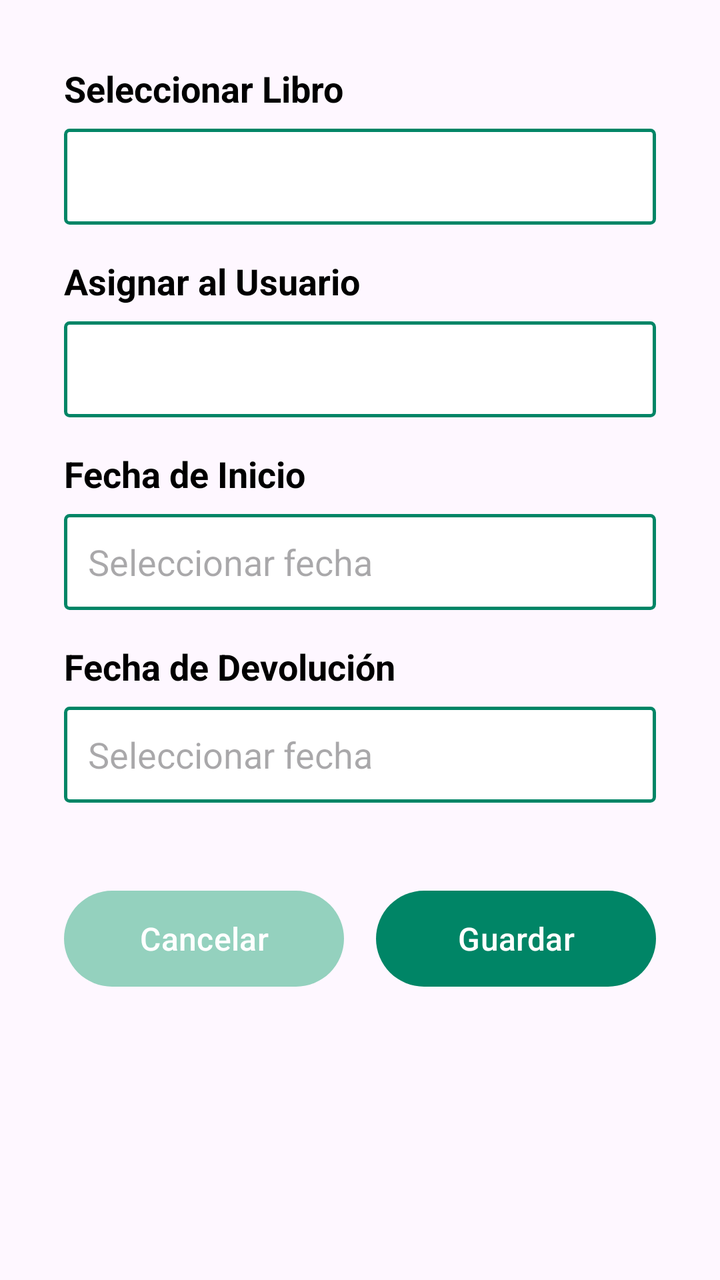
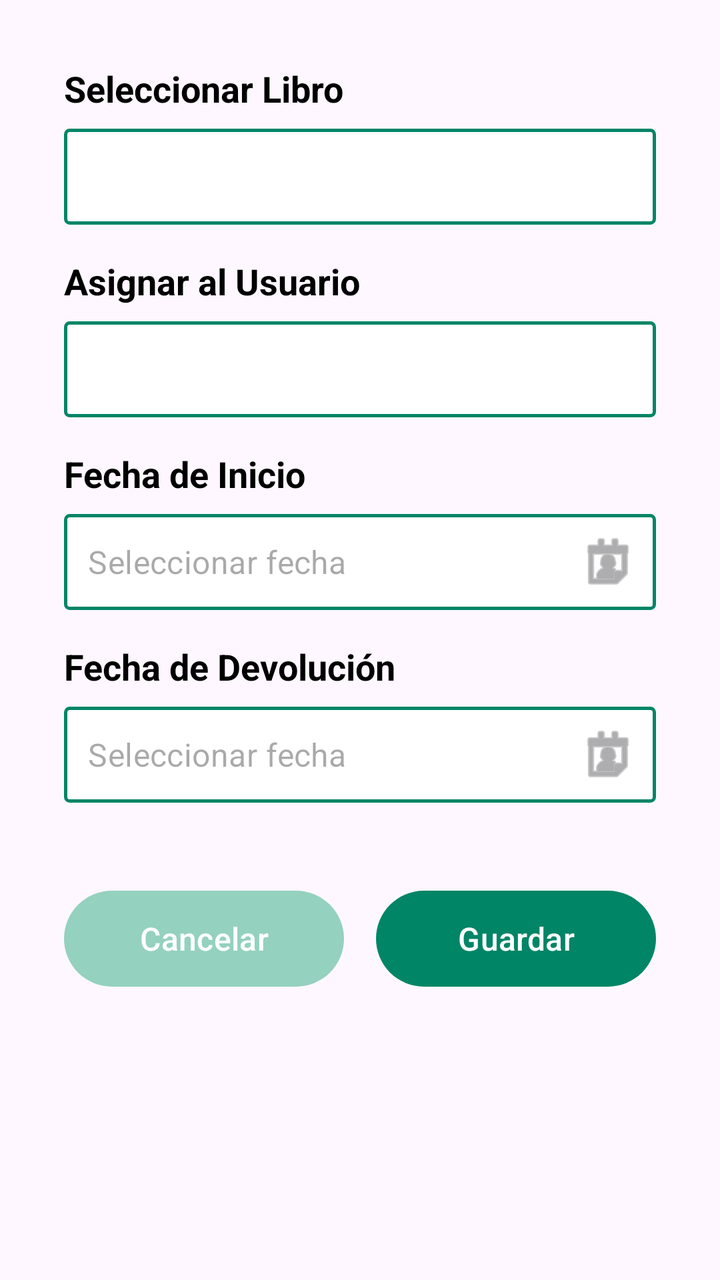

Compare the two renders of this Android layout. The source of the first and the diff that turns it into the second are given below.
<!-- AndroidManifest.xml: application theme Theme.MiLibreria -->
<!-- res/layout/fragment_anadir_prestamo.xml -->
<?xml version="1.0" encoding="utf-8"?>
<androidx.core.widget.NestedScrollView xmlns:android="http://schemas.android.com/apk/res/android"
    xmlns:app="http://schemas.android.com/apk/res-auto"
    xmlns:tools="http://schemas.android.com/tools"
    android:layout_width="match_parent"
    android:layout_height="match_parent"
    android:fillViewport="true"
    tools:context=".AnadirPrestamoFragment">

    <androidx.constraintlayout.widget.ConstraintLayout
        android:layout_width="match_parent"
        android:layout_height="wrap_content"
        android:padding="32dp">
        
        <TextView
            android:id="@+id/tvLabelSelectorLibro"
            android:layout_width="wrap_content"
            android:layout_height="wrap_content"
            android:text="Seleccionar Libro"
            android:textColor="#000000"
            android:textSize="18sp"
            android:textStyle="bold"
            app:layout_constraintStart_toStartOf="parent"
            app:layout_constraintTop_toTopOf="parent" />

        <Spinner
            android:id="@+id/spinnerLibros"
            android:layout_width="0dp"
            android:layout_height="48dp"
            android:layout_marginTop="8dp"
            android:background="@drawable/bg_input_border"
            app:layout_constraintEnd_toEndOf="parent"
            app:layout_constraintStart_toStartOf="parent"
            app:layout_constraintTop_toBottomOf="@id/tvLabelSelectorLibro" />

        <TextView
            android:id="@+id/tvLabelSelectorUsuario"
            android:layout_width="wrap_content"
            android:layout_height="wrap_content"
            android:layout_marginTop="16dp"
            android:text="Asignar al Usuario"
            android:textColor="#000000"
            android:textSize="18sp"
            android:textStyle="bold"
            app:layout_constraintStart_toStartOf="parent"
            app:layout_constraintTop_toBottomOf="@id/spinnerLibros" />

        <Spinner
            android:id="@+id/spinnerUsuarios"
            android:layout_width="0dp"
            android:layout_height="48dp"
            android:layout_marginTop="8dp"
            android:background="@drawable/bg_input_border"
            app:layout_constraintEnd_toEndOf="parent"
            app:layout_constraintStart_toStartOf="parent"
            app:layout_constraintTop_toBottomOf="@id/tvLabelSelectorUsuario" />

        <TextView
            android:id="@+id/tvLabelFechaInicio"
            android:layout_width="wrap_content"
            android:layout_height="wrap_content"
            android:layout_marginTop="16dp"
            android:text="Fecha de Inicio"
            android:textColor="#000000"
            android:textSize="18sp"
            android:textStyle="bold"
            app:layout_constraintStart_toStartOf="parent"
            app:layout_constraintTop_toBottomOf="@id/spinnerUsuarios" />

        <EditText
            android:id="@+id/etFechaInicio"
            android:layout_width="0dp"
            android:layout_height="48dp"
            android:layout_marginTop="8dp"
            android:background="@drawable/bg_input_border"
            android:focusable="false"
            android:hint="Seleccionar fecha"
            android:inputType="none"
            android:paddingHorizontal="12dp"
            app:layout_constraintEnd_toEndOf="parent"
            app:layout_constraintStart_toStartOf="parent"
            app:layout_constraintTop_toBottomOf="@id/tvLabelFechaInicio" />

        <TextView
            android:id="@+id/tvLabelFechaFin"
            android:layout_width="wrap_content"
            android:layout_height="wrap_content"
            android:layout_marginTop="16dp"
            android:text="Fecha de Devolución"
            android:textColor="#000000"
            android:textSize="18sp"
            android:textStyle="bold"
            app:layout_constraintStart_toStartOf="parent"
            app:layout_constraintTop_toBottomOf="@id/etFechaInicio" />

        <EditText
            android:id="@+id/etFechaFin"
            android:layout_width="0dp"
            android:layout_height="48dp"
            android:layout_marginTop="8dp"
            android:background="@drawable/bg_input_border"
            android:focusable="false"
            android:hint="Seleccionar fecha"
            android:inputType="none"
            android:paddingHorizontal="12dp"
            app:layout_constraintEnd_toEndOf="parent"
            app:layout_constraintStart_toStartOf="parent"
            app:layout_constraintTop_toBottomOf="@id/tvLabelFechaFin" />

        <com.google.android.material.button.MaterialButton
            android:id="@+id/btnCancelarPrestamo"
            android:layout_width="0dp"
            android:layout_height="56dp"
            android:layout_marginTop="40dp"
            android:layout_marginEnd="16dp"
            android:text="@string/cancelar"
            android:textColor="#FFFFFF"
            android:textSize="16sp"
            app:backgroundTint="#94D1BE"
            app:cornerRadius="28dp"
            app:layout_constraintEnd_toStartOf="@id/btnGuardarPrestamo"
            app:layout_constraintStart_toStartOf="parent"
            app:layout_constraintTop_toBottomOf="@id/etFechaFin" />

        <com.google.android.material.button.MaterialButton
            android:id="@+id/btnGuardarPrestamo"
            android:layout_width="0dp"
            android:layout_height="56dp"
            android:text="@string/guardar"
            android:textColor="#FFFFFF"
            android:textSize="16sp"
            app:backgroundTint="#008566"
            app:cornerRadius="28dp"
            app:layout_constraintBottom_toBottomOf="@id/btnCancelarPrestamo"
            app:layout_constraintEnd_toEndOf="parent"
            app:layout_constraintStart_toEndOf="@id/btnCancelarPrestamo"
            app:layout_constraintTop_toTopOf="@id/btnCancelarPrestamo" />

    </androidx.constraintlayout.widget.ConstraintLayout>
</androidx.core.widget.NestedScrollView>
<!-- resources referenced by this layout -->
<resources>
  <!-- drawable bg_input_border (drawable) -->
  <?xml version="1.0" encoding="utf-8"?>
  <shape xmlns:android="http://schemas.android.com/apk/res/android"
      android:shape="rectangle">
      <solid android:color="#FFFFFF" />
      <stroke
          android:width="1.5dp"
          android:color="#008566" />
      <corners android:radius="2dp" />
  </shape>
  <string name="cancelar">Cancelar</string>
  <string name="guardar">Guardar</string>
  <style name="Theme.MiLibreria" parent="Base.Theme.MiLibreria" />
  <style name="Base.Theme.MiLibreria" parent="Theme.Material3.DayNight.NoActionBar">
          
          
      </style>
</resources>

<!-- the commit's change to res/layout/fragment_anadir_prestamo.xml (unified diff, before → after) -->
@@ -11,12 +11,12 @@
         android:layout_width="match_parent"
         android:layout_height="wrap_content"
         android:padding="32dp">
-        
+
         <TextView
             android:id="@+id/tvLabelSelectorLibro"
             android:layout_width="wrap_content"
             android:layout_height="wrap_content"
-            android:text="Seleccionar Libro"
+            android:text="@string/label_selector_libro"
             android:textColor="#000000"
             android:textSize="18sp"
             android:textStyle="bold"
@@ -38,7 +38,7 @@
             android:layout_width="wrap_content"
             android:layout_height="wrap_content"
             android:layout_marginTop="16dp"
-            android:text="Asignar al Usuario"
+            android:text="@string/label_selector_usuario"
             android:textColor="#000000"
             android:textSize="18sp"
             android:textStyle="bold"
@@ -60,52 +60,80 @@
             android:layout_width="wrap_content"
             android:layout_height="wrap_content"
             android:layout_marginTop="16dp"
-            android:text="Fecha de Inicio"
+            android:text="@string/label_fecha_inicio"
             android:textColor="#000000"
             android:textSize="18sp"
             android:textStyle="bold"
             app:layout_constraintStart_toStartOf="parent"
             app:layout_constraintTop_toBottomOf="@id/spinnerUsuarios" />
 
-        <EditText
-            android:id="@+id/etFechaInicio"
+        <com.google.android.material.textfield.TextInputLayout
+            android:id="@+id/tilFechaInicio"
+            style="@style/Widget.MaterialComponents.TextInputLayout.OutlinedBox"
             android:layout_width="0dp"
-            android:layout_height="48dp"
+            android:layout_height="wrap_content"
             android:layout_marginTop="8dp"
             android:background="@drawable/bg_input_border"
-            android:focusable="false"
-            android:hint="Seleccionar fecha"
-            android:inputType="none"
-            android:paddingHorizontal="12dp"
+            app:endIconDrawable="@android:drawable/ic_menu_my_calendar"
+            app:endIconMode="custom"
+            app:hintEnabled="false"
             app:layout_constraintEnd_toEndOf="parent"
             app:layout_constraintStart_toStartOf="parent"
-            app:layout_constraintTop_toBottomOf="@id/tvLabelFechaInicio" />
+            app:layout_constraintTop_toBottomOf="@id/tvLabelFechaInicio">
+
+            <com.google.android.material.textfield.TextInputEditText
+                android:id="@+id/etFechaInicio"
+                android:layout_width="match_parent"
+                android:layout_height="48dp"
+                android:background="@android:color/transparent"
+                android:clickable="true"
+                android:focusable="false"
+                android:hint="@string/hint_seleccionar_fecha"
+                android:importantForAutofill="no"
+                android:inputType="none"
+                android:paddingHorizontal="12dp"
+                android:paddingVertical="0dp" />
+        </com.google.android.material.textfield.TextInputLayout>
 
         <TextView
             android:id="@+id/tvLabelFechaFin"
             android:layout_width="wrap_content"
             android:layout_height="wrap_content"
             android:layout_marginTop="16dp"
-            android:text="Fecha de Devolución"
+            android:text="@string/label_fecha_fin"
             android:textColor="#000000"
             android:textSize="18sp"
             android:textStyle="bold"
             app:layout_constraintStart_toStartOf="parent"
-            app:layout_constraintTop_toBottomOf="@id/etFechaInicio" />
+            app:layout_constraintTop_toBottomOf="@id/tilFechaInicio" />
 
-        <EditText
-            android:id="@+id/etFechaFin"
+        <com.google.android.material.textfield.TextInputLayout
+            android:id="@+id/tilFechaFin"
+            style="@style/Widget.MaterialComponents.TextInputLayout.OutlinedBox"
             android:layout_width="0dp"
-            android:layout_height="48dp"
+            android:layout_height="wrap_content"
             android:layout_marginTop="8dp"
             android:background="@drawable/bg_input_border"
-            android:focusable="false"
-            android:hint="Seleccionar fecha"
-            android:inputType="none"
-            android:paddingHorizontal="12dp"
+            app:endIconDrawable="@android:drawable/ic_menu_my_calendar"
+            app:endIconMode="custom"
+            app:hintEnabled="false"
             app:layout_constraintEnd_toEndOf="parent"
             app:layout_constraintStart_toStartOf="parent"
-            app:layout_constraintTop_toBottomOf="@id/tvLabelFechaFin" />
+            app:layout_constraintTop_toBottomOf="@id/tvLabelFechaFin">
+
+            <com.google.android.material.textfield.TextInputEditText
+                android:id="@+id/etFechaFin"
+                android:layout_width="match_parent"
+                android:layout_height="48dp"
+                android:background="@android:color/transparent"
+                android:clickable="true"
+                android:focusable="false"
+                android:hint="@string/hint_seleccionar_fecha"
+                android:importantForAutofill="no"
+                android:inputType="none"
+                android:paddingHorizontal="12dp"
+                android:paddingVertical="0dp" />
+        </com.google.android.material.textfield.TextInputLayout>
 
         <com.google.android.material.button.MaterialButton
             android:id="@+id/btnCancelarPrestamo"
@@ -120,7 +148,7 @@
             app:cornerRadius="28dp"
             app:layout_constraintEnd_toStartOf="@id/btnGuardarPrestamo"
             app:layout_constraintStart_toStartOf="parent"
-            app:layout_constraintTop_toBottomOf="@id/etFechaFin" />
+            app:layout_constraintTop_toBottomOf="@id/tilFechaFin" />
 
         <com.google.android.material.button.MaterialButton
             android:id="@+id/btnGuardarPrestamo"
<!-- resource entries referenced after the edit -->
@@ -12,6 +12,11 @@
   </shape>
   <string name="cancelar">Cancelar</string>
   <string name="guardar">Guardar</string>
+  <string name="hint_seleccionar_fecha">Seleccionar fecha</string>
+  <string name="label_fecha_fin">Fecha de Devolución</string>
+  <string name="label_fecha_inicio">Fecha de Inicio</string>
+  <string name="label_selector_libro">Seleccionar Libro</string>
+  <string name="label_selector_usuario">Asignar al Usuario</string>
   <style name="Theme.MiLibreria" parent="Base.Theme.MiLibreria" />
   <style name="Base.Theme.MiLibreria" parent="Theme.Material3.DayNight.NoActionBar">
           
